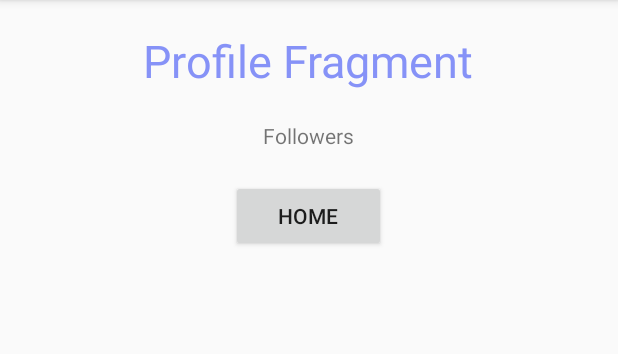
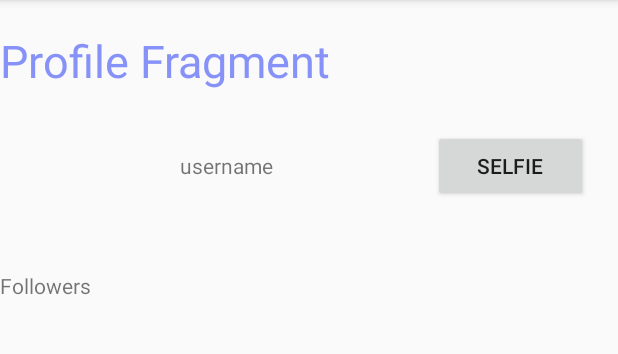
Before and after one commit to noalj314/Android-Project, an Android app: the ProfileFragment screen opened through its navigation route, on a phone screen of 412 x 824 dp, the part 84-438 px from its top. Run offline under Robolectric (Android 15) with nearby library versions, the phone set to English and light mode, and no system bars; our stand-ins replace Volley, navigation-ui; network calls fail.

Commit message:
Selfie sensor and adding it to holder working properly

```diff
--- a/Android/FrontEnd/app/src/main/java/com/noakev/frontend/PostAdapter.java
+++ b/Android/FrontEnd/app/src/main/java/com/noakev/frontend/PostAdapter.java
@@ -48,7 +48,7 @@ public class PostAdapter extends RecyclerView.Adapter<PostAdapter.ViewHolder> {
     @Override
     public void onBindViewHolder(@NonNull ViewHolder holder, int position) {
         HashMap data = this.localData.get(position);
-        Log.v("asd","asd"+data);
+            Log.v("asd","asd"+data);
 
         //holder.username.setText(localData);
         //holder.username.setText("asd");
--- a/Android/FrontEnd/app/src/main/java/com/noakev/frontend/ProfileFragment.java
+++ b/Android/FrontEnd/app/src/main/java/com/noakev/frontend/ProfileFragment.java
@@ -1,16 +1,30 @@
 package com.noakev.frontend;
 
+import static android.app.Activity.RESULT_OK;
+
+import android.annotation.SuppressLint;
+import android.content.Intent;
+import android.content.pm.PackageManager;
+import android.graphics.Bitmap;
+import android.location.LocationListener;
+import android.location.LocationManager;
 import android.os.Bundle;
 
+import androidx.activity.result.ActivityResultLauncher;
 import androidx.annotation.NonNull;
+import androidx.annotation.Nullable;
 import androidx.fragment.app.Fragment;
 import androidx.recyclerview.widget.LinearLayoutManager;
 import androidx.recyclerview.widget.RecyclerView;
 
+import android.provider.MediaStore;
 import android.util.Log;
 import android.view.LayoutInflater;
 import android.view.View;
 import android.view.ViewGroup;
+import android.widget.Button;
+import android.widget.ImageView;
+import android.widget.Toast;
 
 import com.android.volley.Request;
 import com.android.volley.RequestQueue;
@@ -24,13 +38,18 @@ import com.noakev.frontend.databinding.FragmentProfileBinding;
 /**
  */
 public class ProfileFragment extends Fragment implements ClickListener {
+    private static final int REQUEST_CODE = 22;
+    private FragmentProfileBinding binding;
+    private RecyclerView recyclerView;
+    private Groups groups;
+    private Adapter adapter;
+    private LocationManager locationManager;
+    private LocationListener locationListener;
+    private ImageView selfieHolder;
+    private String currentAddress;
     public interface DataFetchedCallback {
         void onDataFetched();
     }
-    FragmentProfileBinding binding;
-    private RecyclerView recyclerView;
-    private Groups groups;
-    private Adapter adapter;
 
     @Override
     public void onCreate(Bundle savedInstanceState) {
@@ -53,6 +72,13 @@ public class ProfileFragment extends Fragment implements ClickListener {
 
         getDataVolley("https://brave-mud-8154b800471f41b1bbae6eea8237e22e.azurewebsites.net/grupper", () -> {
             adapter.setData(groups.getUsers());
+        });
+
+        selfieHolder = binding.selfieholder;
+        Button selfieBtn = binding.selfiebutton;
+        selfieBtn.setOnClickListener(v -> {
+            Intent cameraIntent = new Intent(MediaStore.ACTION_IMAGE_CAPTURE);
+            startActivityForResult(cameraIntent, REQUEST_CODE);
         });
 
         return binding.getRoot();
@@ -83,4 +109,29 @@ public class ProfileFragment extends Fragment implements ClickListener {
 
     public void textClicked() {
     }
+
+    @SuppressLint("MissingPermission")
+    @Override
+    public void onRequestPermissionsResult(int requestCode, @NonNull String[] permissions, @NonNull int[] grantResults) {
+        super.onRequestPermissionsResult(requestCode, permissions, grantResults);
+        if (requestCode == 22){
+            if (grantResults.length>0 && grantResults[0] == PackageManager.PERMISSION_GRANTED){
+                locationManager.requestLocationUpdates(
+                        LocationManager.GPS_PROVIDER, 0, 0,
+                        locationListener);
+            }
+        }
+    }
+
+    @Override
+    public void onActivityResult(int requestCode, int resultCode, @Nullable Intent data) {
+        if (requestCode == REQUEST_CODE && resultCode == RESULT_OK) {
+            Bitmap photo = (Bitmap) data.getExtras().get("data");
+            selfieHolder.setImageBitmap(photo);
+           // binding.text.setText(currentAddress);
+        } else {
+            Toast.makeText(getContext(), "Cancelled", Toast.LENGTH_SHORT).show();
+            super.onActivityResult(requestCode, resultCode, data);
+        }
+    }
 }
--- a/Android/FrontEnd/app/src/main/res/layout/fragment_profile.xml
+++ b/Android/FrontEnd/app/src/main/res/layout/fragment_profile.xml
@@ -6,10 +6,7 @@
     android:layout_width="match_parent"
     android:layout_height="match_parent"
     android:orientation="vertical"
-    android:gravity="center_horizontal"
     >
-
-    <!-- TODO: Update blank fragment layout -->
     <TextView
         android:layout_width="wrap_content"
         android:layout_height="wrap_content"
@@ -19,6 +16,40 @@
         android:layout_marginTop="20dp"
         />
 
+    <RelativeLayout
+        android:layout_width="match_parent"
+        android:layout_height="wrap_content"
+        >
+
+        <ImageView
+            android:layout_width="100dp"
+            android:layout_height="100dp"
+            android:id="@+id/selfieholder"
+            android:paddingVertical="10dp"
+            android:paddingHorizontal="10dp"
+            />
+
+        <TextView
+            android:layout_width="wrap_content"
+            android:layout_height="wrap_content"
+            android:layout_toRightOf="@id/selfieholder"
+            android:layout_centerInParent="true"
+            android:text="username"
+            android:layout_marginHorizontal="20dp"
+            />
+
+        <Button
+            android:id="@+id/selfiebutton"
+            android:layout_width="103dp"
+            android:layout_height="wrap_content"
+            android:text="Selfie"
+            android:layout_alignParentRight="true"
+            android:layout_marginHorizontal="20dp"
+            android:layout_centerInParent="true"
+            />
+
+
+    </RelativeLayout>
         <TextView
             android:layout_width="wrap_content"
             android:layout_height="wrap_content"
@@ -26,11 +57,7 @@
             android:layout_marginVertical="20dp"
             />
 
-    <Button
-        android:id="@+id/profilebutton"
-        android:layout_width="103dp"
-        android:layout_height="wrap_content"
-        android:text="home" />
+
 
         <androidx.recyclerview.widget.RecyclerView
             android:id="@+id/groups"
@@ -39,6 +66,15 @@
             android:layout_marginTop="20dp"
             android:scrollbars = "vertical"
             />
+    <RelativeLayout
+        android:layout_width="wrap_content"
+        android:layout_height="wrap_content"
+        android:gravity="center">
+
+
+    </RelativeLayout>
+
+
 
 
 
```
Lines whose indentation alone changed are shown as unchanged.
